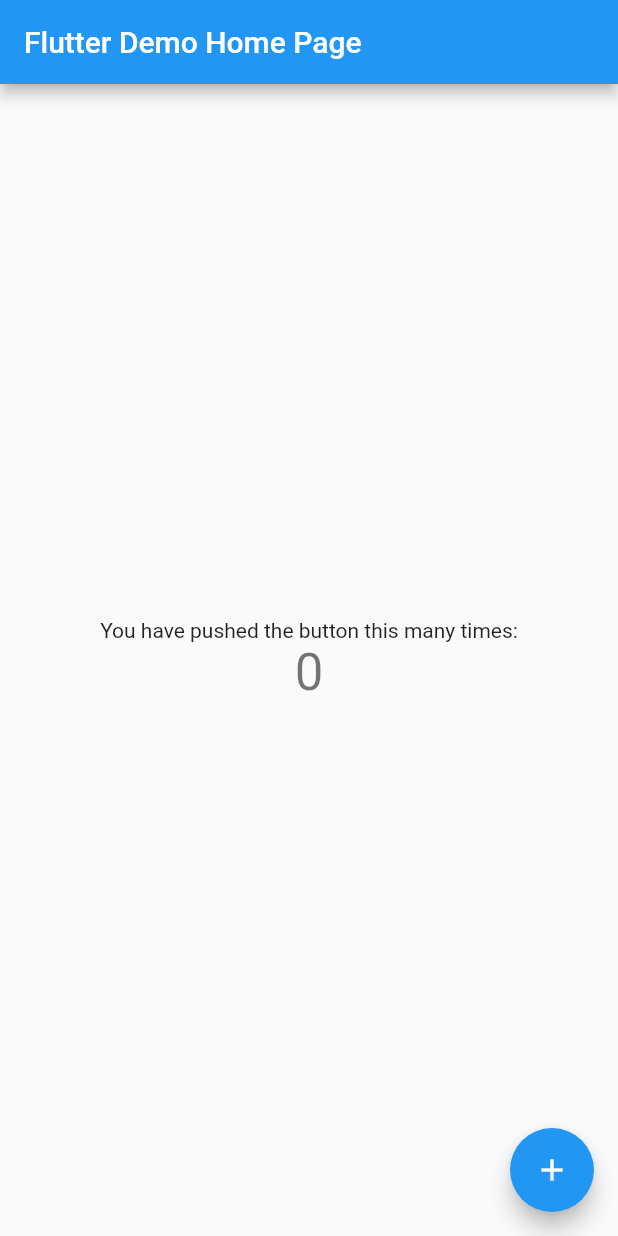
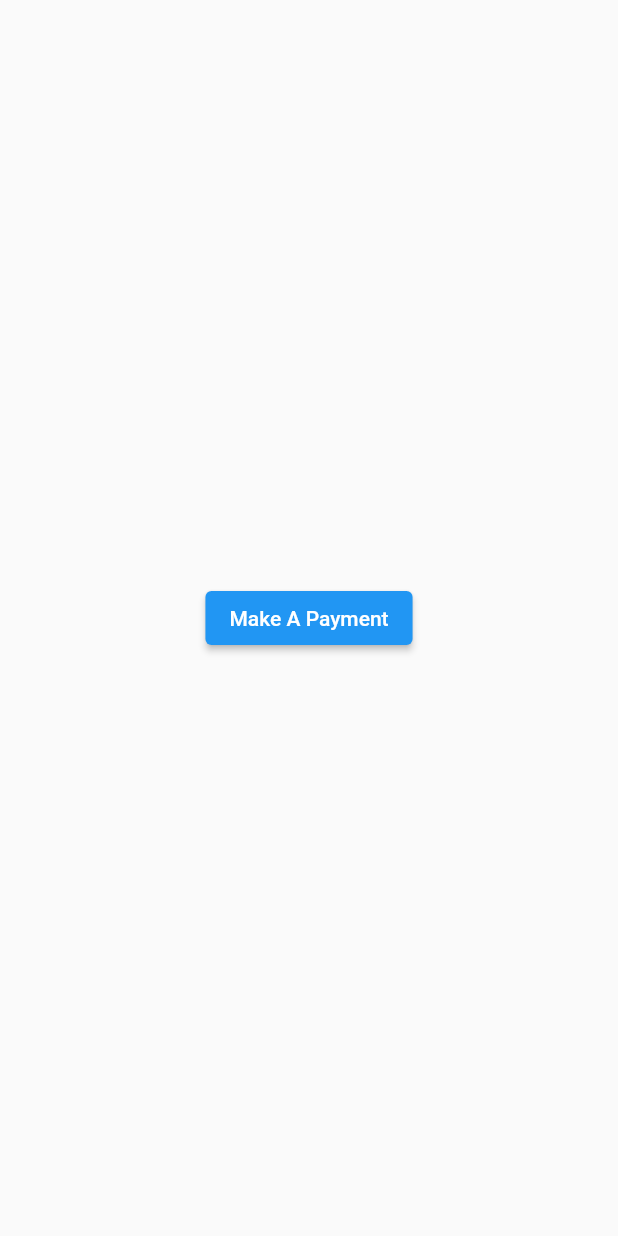
Before and after one commit to hamidhosen42/Flutter-Paymnet-Gateway, a Flutter app: the screen it shows after launch, on a phone screen of 412 x 824 dp. Run offline on Flutter 3.47's test engine with Material 2 defaults, Android fonts, the phone set to English and light mode, and no system bars; missing offline and left inert: flutter_stripe.

Commit message:
strip payment

```diff
--- /dev/null
+++ b/lib/home_screen.dart
@@ -0,0 +1,28 @@
+// ignore_for_file: prefer_const_constructors
+
+import 'package:flutter/material.dart';
+import 'package:flutter_stripe_paymnet/payment_controller.dart';
+
+class PaymentHomeScreen extends StatefulWidget {
+  const PaymentHomeScreen({Key? key}) : super(key: key);
+
+  @override
+  State<PaymentHomeScreen> createState() => _PaymentHomeScreenState();
+}
+
+class _PaymentHomeScreenState extends State<PaymentHomeScreen> {
+  var obj = PaymentController();
+  @override
+  Widget build(BuildContext context) {
+    // final PaymentController controller = Get.put(PaymentController());
+
+    return Scaffold(
+      body: Center(
+        child: ElevatedButton(
+          onPressed: () => obj.makePayment(amount: '5', currency: 'USD'),
+          child: Text('Make A Payment'),
+        ),
+      ),
+    );
+  }
+}
--- a/lib/main.dart
+++ b/lib/main.dart
@@ -1,115 +1,30 @@
 import 'package:flutter/material.dart';
+import 'package:flutter_stripe/flutter_stripe.dart';
 
-void main() {
+import 'home_screen.dart';
+
+void main() async {
+  WidgetsFlutterBinding.ensureInitialized();
+
+  Stripe.publishableKey =
+      'pk_test_51L27YbK8JICyYw6jEoE5r8yiYV1s6mdUamcHJ9FJfvSe8EhRJzhRtGDwxdLLsZ4sbuCXms7heljCmPXfOnbJzwUQ00GchfnRDq';
   runApp(const MyApp());
 }
 
 class MyApp extends StatelessWidget {
-  const MyApp({super.key});
+  const MyApp({Key? key}) : super(key: key);
 
   // This widget is the root of your application.
   @override
   Widget build(BuildContext context) {
     return MaterialApp(
+      debugShowCheckedModeBanner: false,
       title: 'Flutter Demo',
       theme: ThemeData(
-        // This is the theme of your application.
-        //
-        // Try running your application with "flutter run". You'll see the
-        // application has a blue toolbar. Then, without quitting the app, try
-        // changing the primarySwatch below to Colors.green and then invoke
-        // "hot reload" (press "r" in the console where you ran "flutter run",
-        // or simply save your changes to "hot reload" in a Flutter IDE).
-        // Notice that the counter didn't reset back to zero; the application
-        // is not restarted.
         primarySwatch: Colors.blue,
       ),
-      home: const MyHomePage(title: 'Flutter Demo Home Page'),
+      // ignore: prefer_const_constructors
+      home: PaymentHomeScreen(),
     );
   }
 }
-
-class MyHomePage extends StatefulWidget {
-  const MyHomePage({super.key, required this.title});
-
-  // This widget is the home page of your application. It is stateful, meaning
-  // that it has a State object (defined below) that contains fields that affect
-  // how it looks.
-
-  // This class is the configuration for the state. It holds the values (in this
-  // case the title) provided by the parent (in this case the App widget) and
-  // used by the build method of the State. Fields in a Widget subclass are
-  // always marked "final".
-
-  final String title;
-
-  @override
-  State<MyHomePage> createState() => _MyHomePageState();
-}
-
-class _MyHomePageState extends State<MyHomePage> {
-  int _counter = 0;
-
-  void _incrementCounter() {
-    setState(() {
-      // This call to setState tells the Flutter framework that something has
-      // changed in this State, which causes it to rerun the build method below
-      // so that the display can reflect the updated values. If we changed
-      // _counter without calling setState(), then the build method would not be
-      // called again, and so nothing would appear to happen.
-      _counter++;
-    });
-  }
-
-  @override
-  Widget build(BuildContext context) {
-    // This method is rerun every time setState is called, for instance as done
-    // by the _incrementCounter method above.
-    //
-    // The Flutter framework has been optimized to make rerunning build methods
-    // fast, so that you can just rebuild anything that needs updating rather
-    // than having to individually change instances of widgets.
-    return Scaffold(
-      appBar: AppBar(
-        // Here we take the value from the MyHomePage object that was created by
-        // the App.build method, and use it to set our appbar title.
-        title: Text(widget.title),
-      ),
-      body: Center(
-        // Center is a layout widget. It takes a single child and positions it
-        // in the middle of the parent.
-        child: Column(
-          // Column is also a layout widget. It takes a list of children and
-          // arranges them vertically. By default, it sizes itself to fit its
-          // children horizontally, and tries to be as tall as its parent.
-          //
-          // Invoke "debug painting" (press "p" in the console, choose the
-          // "Toggle Debug Paint" action from the Flutter Inspector in Android
-          // Studio, or the "Toggle Debug Paint" command in Visual Studio Code)
-          // to see the wireframe for each widget.
-          //
-          // Column has various properties to control how it sizes itself and
-          // how it positions its children. Here we use mainAxisAlignment to
-          // center the children vertically; the main axis here is the vertical
-          // axis because Columns are vertical (the cross axis would be
-          // horizontal).
-          mainAxisAlignment: MainAxisAlignment.center,
-          children: <Widget>[
-            const Text(
-              'You have pushed the button this many times:',
-            ),
-            Text(
-              '$_counter',
-              style: Theme.of(context).textTheme.headline4,
-            ),
-          ],
-        ),
-      ),
-      floatingActionButton: FloatingActionButton(
-        onPressed: _incrementCounter,
-        tooltip: 'Increment',
-        child: const Icon(Icons.add),
-      ), // This trailing comma makes auto-formatting nicer for build methods.
-    );
-  }
-}
--- a/pubspec.yaml
+++ b/pubspec.yaml
@@ -36,6 +36,8 @@
   # The following adds the Cupertino Icons font to your application.
   # Use with the CupertinoIcons class for iOS style icons.
   cupertino_icons: ^1.0.2
+  flutter_stripe: any
+  http: any
 
 dev_dependencies:
   flutter_test:
```
Also changed, not shown: lib/payment_controller.dart (added, +75 -0 lines), pubspec.lock, 3 other files.
